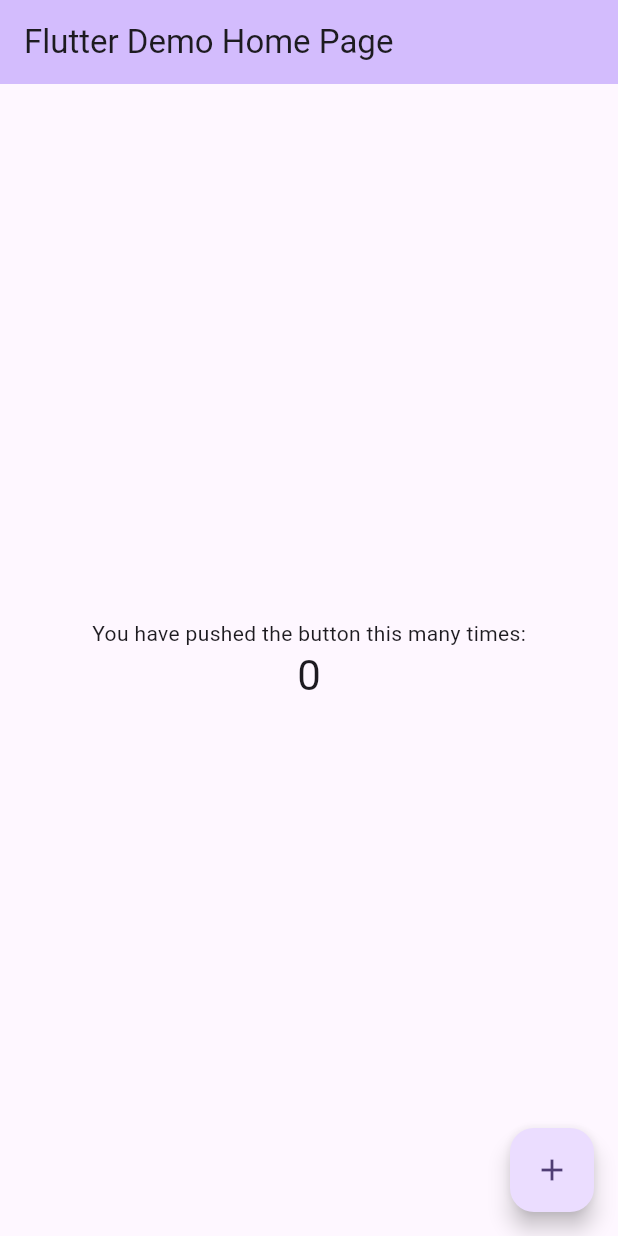
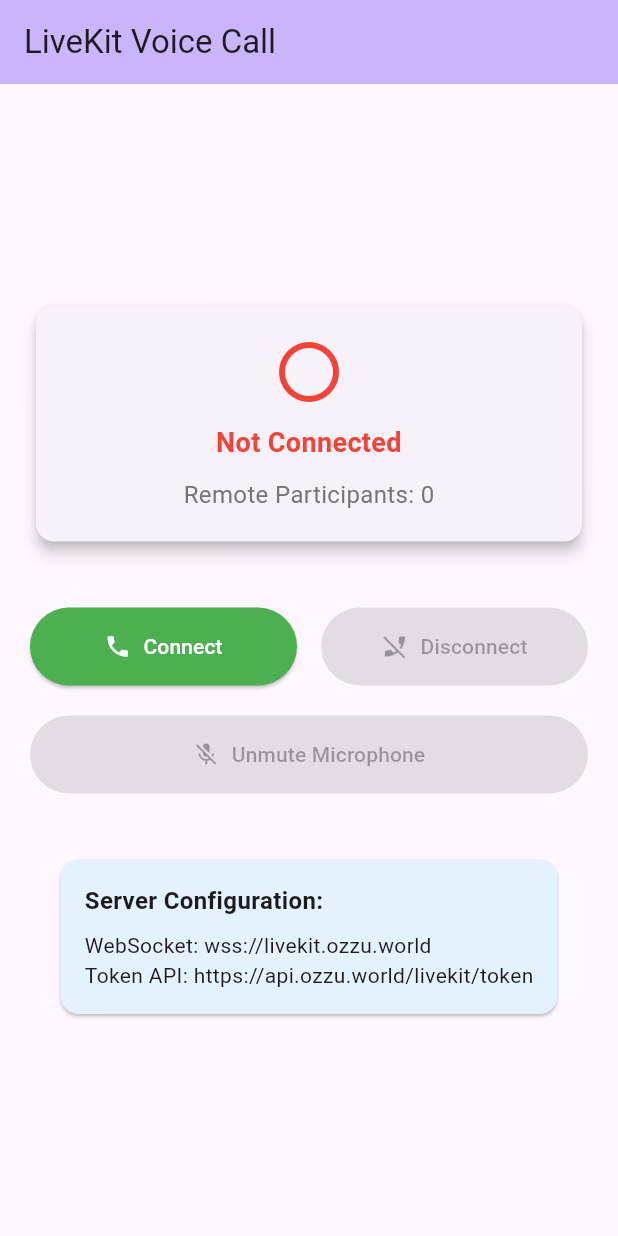
Before and after one commit to ozzuworld/livekit_voice_app, a Flutter app: the screen it shows after launch, on a phone screen of 412 x 824 dp. Run offline on Flutter 3.47's test engine with Material 3 defaults, Android fonts, the phone set to English and light mode, and no system bars; missing offline and left inert: livekit_client.

Commit message:
Implement LiveKit voice chat functionality

```diff
--- a/lib/main.dart
+++ b/lib/main.dart
@@ -1,122 +1,357 @@
 import 'package:flutter/material.dart';
+import 'package:livekit_client/livekit_client.dart';
+import 'dart:convert';
+import 'package:http/http.dart' as http;
 
 void main() {
-  runApp(const MyApp());
+  runApp(MyApp());
 }
 
 class MyApp extends StatelessWidget {
-  const MyApp({super.key});
-
-  // This widget is the root of your application.
   @override
   Widget build(BuildContext context) {
     return MaterialApp(
-      title: 'Flutter Demo',
+      title: 'LiveKit Voice App',
       theme: ThemeData(
-        // This is the theme of your application.
-        //
-        // TRY THIS: Try running your application with "flutter run". You'll see
-        // the application has a purple toolbar. Then, without quitting the app,
-        // try changing the seedColor in the colorScheme below to Colors.green
-        // and then invoke "hot reload" (save your changes or press the "hot
-        // reload" button in a Flutter-supported IDE, or press "r" if you used
-        // the command line to start the app).
-        //
-        // Notice that the counter didn't reset back to zero; the application
-        // state is not lost during the reload. To reset the state, use hot
-        // restart instead.
-        //
-        // This works for code too, not just values: Most code changes can be
-        // tested with just a hot reload.
-        colorScheme: ColorScheme.fromSeed(seedColor: Colors.deepPurple),
+        primarySwatch: Colors.blue,
+        useMaterial3: true,
       ),
-      home: const MyHomePage(title: 'Flutter Demo Home Page'),
+      home: VoiceCallPage(),
     );
   }
 }
 
-class MyHomePage extends StatefulWidget {
-  const MyHomePage({super.key, required this.title});
-
-  // This widget is the home page of your application. It is stateful, meaning
-  // that it has a State object (defined below) that contains fields that affect
-  // how it looks.
-
-  // This class is the configuration for the state. It holds the values (in this
-  // case the title) provided by the parent (in this case the App widget) and
-  // used by the build method of the State. Fields in a Widget subclass are
-  // always marked "final".
-
-  final String title;
-
+class VoiceCallPage extends StatefulWidget {
   @override
-  State<MyHomePage> createState() => _MyHomePageState();
+  _VoiceCallPageState createState() => _VoiceCallPageState();
 }
 
-class _MyHomePageState extends State<MyHomePage> {
-  int _counter = 0;
+class _VoiceCallPageState extends State<VoiceCallPage> {
+  Room? room;
+  bool isConnected = false;
+  bool isMuted = true;
+  bool isConnecting = false;
+  List<RemoteParticipant> remoteParticipants = [];
+  String statusMessage = 'Not Connected';
 
-  void _incrementCounter() {
-    setState(() {
-      // This call to setState tells the Flutter framework that something has
-      // changed in this State, which causes it to rerun the build method below
-      // so that the display can reflect the updated values. If we changed
-      // _counter without calling setState(), then the build method would not be
-      // called again, and so nothing would appear to happen.
-      _counter++;
-    });
-  }
+  // Your LiveKit server configuration
+  final String websocketUrl = 'wss://livekit.ozzu.world';
+  final String tokenUrl = 'https://api.ozzu.world/livekit/token';
 
   @override
   Widget build(BuildContext context) {
-    // This method is rerun every time setState is called, for instance as done
-    // by the _incrementCounter method above.
-    //
-    // The Flutter framework has been optimized to make rerunning build methods
-    // fast, so that you can just rebuild anything that needs updating rather
-    // than having to individually change instances of widgets.
     return Scaffold(
       appBar: AppBar(
-        // TRY THIS: Try changing the color here to a specific color (to
-        // Colors.amber, perhaps?) and trigger a hot reload to see the AppBar
-        // change color while the other colors stay the same.
+        title: Text('LiveKit Voice Call'),
         backgroundColor: Theme.of(context).colorScheme.inversePrimary,
-        // Here we take the value from the MyHomePage object that was created by
-        // the App.build method, and use it to set our appbar title.
-        title: Text(widget.title),
+        elevation: 2,
       ),
-      body: Center(
-        // Center is a layout widget. It takes a single child and positions it
-        // in the middle of the parent.
+      body: Container(
+        padding: EdgeInsets.all(20),
         child: Column(
-          // Column is also a layout widget. It takes a list of children and
-          // arranges them vertically. By default, it sizes itself to fit its
-          // children horizontally, and tries to be as tall as its parent.
-          //
-          // Column has various properties to control how it sizes itself and
-          // how it positions its children. Here we use mainAxisAlignment to
-          // center the children vertically; the main axis here is the vertical
-          // axis because Columns are vertical (the cross axis would be
-          // horizontal).
-          //
-          // TRY THIS: Invoke "debug painting" (choose the "Toggle Debug Paint"
-          // action in the IDE, or press "p" in the console), to see the
-          // wireframe for each widget.
           mainAxisAlignment: MainAxisAlignment.center,
-          children: <Widget>[
-            const Text('You have pushed the button this many times:'),
-            Text(
-              '$_counter',
-              style: Theme.of(context).textTheme.headlineMedium,
+          children: [
+            // Status Card
+            Card(
+              elevation: 4,
+              child: Container(
+                width: double.infinity,
+                padding: EdgeInsets.all(20),
+                child: Column(
+                  children: [
+                    Icon(
+                      isConnected ? Icons.radio_button_checked : Icons.radio_button_unchecked,
+                      size: 48,
+                      color: isConnected ? Colors.green : Colors.red,
+                    ),
+                    SizedBox(height: 10),
+                    Text(
+                      statusMessage,
+                      style: TextStyle(
+                        fontSize: 18,
+                        color: isConnected ? Colors.green : Colors.red,
+                        fontWeight: FontWeight.bold,
+                      ),
+                      textAlign: TextAlign.center,
+                    ),
+                    SizedBox(height: 10),
+                    Text(
+                      'Remote Participants: ${remoteParticipants.length}',
+                      style: TextStyle(fontSize: 16, color: Colors.grey[600]),
+                    ),
+                  ],
+                ),
+              ),
+            ),
+
+            SizedBox(height: 40),
+
+            // Connection Controls
+            Row(
+              mainAxisAlignment: MainAxisAlignment.spaceEvenly,
+              children: [
+                // Connect Button
+                Expanded(
+                  child: ElevatedButton.icon(
+                    onPressed: (isConnected || isConnecting) ? null : connectToRoom,
+                    icon: isConnecting
+                        ? SizedBox(
+                            width: 20,
+                            height: 20,
+                            child: CircularProgressIndicator(strokeWidth: 2),
+                          )
+                        : Icon(Icons.phone),
+                    label: Text(isConnecting ? 'Connecting...' : 'Connect'),
+                    style: ElevatedButton.styleFrom(
+                      padding: EdgeInsets.symmetric(vertical: 16),
+                      backgroundColor: Colors.green,
+                      foregroundColor: Colors.white,
+                    ),
+                  ),
+                ),
+
+                SizedBox(width: 16),
+
+                // Disconnect Button
+                Expanded(
+                  child: ElevatedButton.icon(
+                    onPressed: isConnected ? disconnectFromRoom : null,
+                    icon: Icon(Icons.phone_disabled),
+                    label: Text('Disconnect'),
+                    style: ElevatedButton.styleFrom(
+                      padding: EdgeInsets.symmetric(vertical: 16),
+                      backgroundColor: Colors.red,
+                      foregroundColor: Colors.white,
+                    ),
+                  ),
+                ),
+              ],
+            ),
+
+            SizedBox(height: 20),
+
+            // Mute/Unmute Button
+            Container(
+              width: double.infinity,
+              child: ElevatedButton.icon(
+                onPressed: isConnected ? toggleMute : null,
+                icon: Icon(isMuted ? Icons.mic_off : Icons.mic),
+                label: Text(isMuted ? 'Unmute Microphone' : 'Mute Microphone'),
+                style: ElevatedButton.styleFrom(
+                  padding: EdgeInsets.symmetric(vertical: 16),
+                  backgroundColor: isMuted ? Colors.orange : Colors.blue,
+                  foregroundColor: Colors.white,
+                ),
+              ),
+            ),
+
+            SizedBox(height: 40),
+
+            // Info Card
+            Card(
+              color: Colors.blue[50],
+              child: Padding(
+                padding: EdgeInsets.all(16),
+                child: Column(
+                  crossAxisAlignment: CrossAxisAlignment.start,
+                  children: [
+                    Text(
+                      'Server Configuration:',
+                      style: TextStyle(
+                        fontWeight: FontWeight.bold,
+                        fontSize: 16,
+                      ),
+                    ),
+                    SizedBox(height: 8),
+                    Text('WebSocket: $websocketUrl'),
+                    Text('Token API: $tokenUrl'),
+                  ],
+                ),
+              ),
             ),
           ],
         ),
       ),
-      floatingActionButton: FloatingActionButton(
-        onPressed: _incrementCounter,
-        tooltip: 'Increment',
-        child: const Icon(Icons.add),
-      ), // This trailing comma makes auto-formatting nicer for build methods.
     );
   }
+
+  // Get token from your server
+  Future<String> getToken() async {
+    try {
+      setState(() {
+        statusMessage = 'Getting authentication token...';
+      });
+
+      final response = await http.get(
+        Uri.parse(tokenUrl),
+        headers: {'Content-Type': 'application/json'},
+      );
+
+      if (response.statusCode == 200) {
+        final data = json.decode(response.body);
+        // Adjust the key based on your server response format
+        // Common formats: data['token'] or data['accessToken'] or data
+        if (data is String) {
+          return data; // If the response is directly the token
+        } else if (data['token'] != null) {
+          return data['token'];
+        } else if (data['accessToken'] != null) {
+          return data['accessToken'];
+        } else {
+          throw Exception('Token not found in response');
+        }
+      } else {
+        throw Exception('Server returned ${response.statusCode}: ${response.body}');
+      }
+    } catch (e) {
+      print('Error getting token: $e');
+      throw Exception('Could not get token: $e');
+    }
+  }
+
+  // Connect to LiveKit room
+  Future<void> connectToRoom() async {
+    setState(() {
+      isConnecting = true;
+      statusMessage = 'Initializing connection...';
+    });
+
+    try {
+      // Get token from your server
+      final token = await getToken();
+
+      setState(() {
+        statusMessage = 'Connecting to LiveKit server...';
+      });
+
+      // Create room with options
+      room = Room(
+        roomOptions: const RoomOptions(
+          adaptiveStream: true,
+          dynacast: true,
+        ),
+      );
+
+      // Set up event listeners
+      room!.addListener(_onRoomUpdate);
+
+      // Connect to the room
+      await room!.connect(websocketUrl, token);
+
+      // Enable microphone (start with muted)
+      await room!.localParticipant?.setMicrophoneEnabled(false);
+
+      setState(() {
+        isConnected = true;
+        isConnecting = false;
+        statusMessage = 'Connected to LiveKit room';
+      });
+
+      print('Successfully connected to LiveKit room');
+
+      // Show success message
+      if (mounted) {
+        ScaffoldMessenger.of(context).showSnackBar(
+          SnackBar(
+            content: Text('Successfully connected to voice room'),
+            backgroundColor: Colors.green,
+            duration: Duration(seconds: 2),
+          ),
+        );
+      }
+
+    } catch (error) {
+      print('Failed to connect to room: $error');
+      setState(() {
+        isConnected = false;
+        isConnecting = false;
+        statusMessage = 'Connection failed';
+      });
+
+      // Show error to user
+      if (mounted) {
+        ScaffoldMessenger.of(context).showSnackBar(
+          SnackBar(
+            content: Text('Failed to connect: ${error.toString()}'),
+            backgroundColor: Colors.red,
+            duration: Duration(seconds: 4),
+          ),
+        );
+      }
+    }
+  }
+
+  // Disconnect from room
+  Future<void> disconnectFromRoom() async {
+    try {
+      setState(() {
+        statusMessage = 'Disconnecting...';
+      });
+
+      await room?.disconnect();
+      room?.removeListener(_onRoomUpdate);
+
+      setState(() {
+        isConnected = false;
+        remoteParticipants.clear();
+        isMuted = true;
+        statusMessage = 'Disconnected';
+      });
+
+      print('Disconnected from room');
+
+      if (mounted) {
+        ScaffoldMessenger.of(context).showSnackBar(
+          SnackBar(
+            content: Text('Disconnected from voice room'),
+            backgroundColor: Colors.grey,
+            duration: Duration(seconds: 2),
+          ),
+        );
+      }
+    } catch (error) {
+      print('Error disconnecting: $error');
+      setState(() {
+        statusMessage = 'Error during disconnect';
+      });
+    }
+  }
+
+  // Toggle microphone mute/unmute
+  Future<void> toggleMute() async {
+    try {
+      if (room?.localParticipant != null) {
+        await room!.localParticipant!.setMicrophoneEnabled(isMuted);
+        setState(() {
+          isMuted = !isMuted;
+        });
+
+        if (mounted) {
+          ScaffoldMessenger.of(context).showSnackBar(
+            SnackBar(
+              content: Text(isMuted ? 'Microphone muted' : 'Microphone unmuted'),
+              duration: Duration(seconds: 1),
+            ),
+          );
+        }
+      }
+    } catch (error) {
+      print('Error toggling mute: $error');
+    }
+  }
+
+  // Handle room events
+  void _onRoomUpdate() {
+    if (mounted) {
+      setState(() {
+        remoteParticipants = room?.remoteParticipants.values.toList() ?? [];
+      });
+    }
+  }
+
+  @override
+  void dispose() {
+    disconnectFromRoom();
+    super.dispose();
+  }
 }
```
